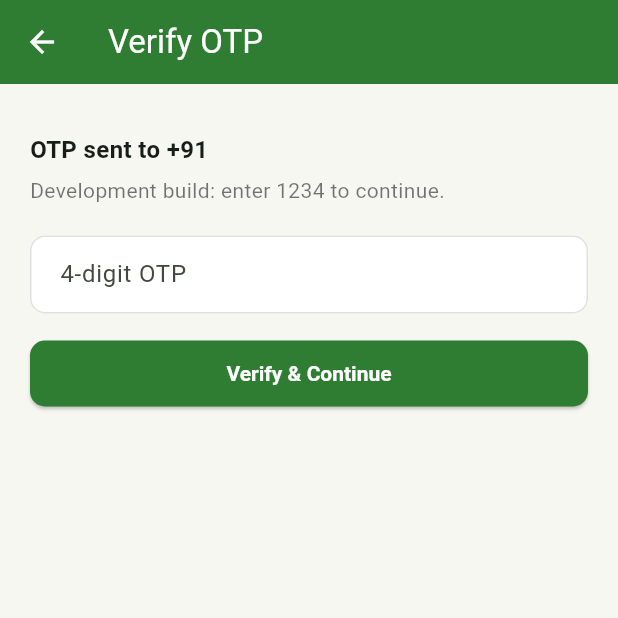
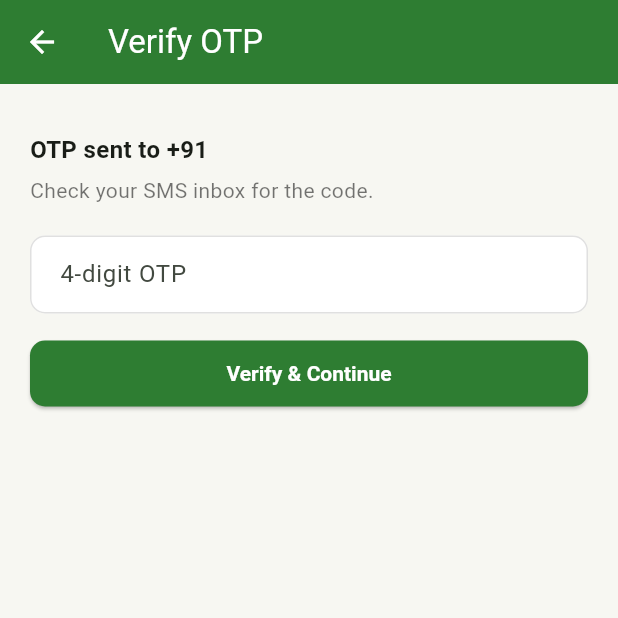
Before and after one commit to Neural-GPT/kirana_mandi_full, a Flutter app: the OtpScreen screen opened directly with empty values, on a phone screen of 412 x 824 dp, the top half of it. Run offline on Flutter 3.47's test engine with Material 3 defaults, Android fonts, the phone set to English and light mode, and no system bars; our stand-ins replace connectivity_plus, fl_chart, geolocator, shared_preferences, sqflite; accounts and stored records are empty.

Commit message:
dev mode app

```diff
--- a/kirana_marketplace/lib/core/routing/app_router.dart
+++ b/kirana_marketplace/lib/core/routing/app_router.dart
@@ -50,6 +50,7 @@ class AppRouter {
             phone: args['phone'] as String,
             role: args['role'] as String,
             name: args['name'] as String?,
+            debugOtp: args['debugOtp'] as String?,
           ),
         );
 
--- a/kirana_marketplace/lib/features/authentication/auth_controller.dart
+++ b/kirana_marketplace/lib/features/authentication/auth_controller.dart
@@ -63,12 +63,12 @@ class AuthController extends ChangeNotifier {
     notifyListeners();
   }
 
-  Future<void> sendOtp(String phone) async {
+  Future<String?> sendOtp(String phone) async {
     _busy = true;
     _error = null;
     notifyListeners();
     try {
-      await _authRepository.sendOtp(phone);
+      return await _authRepository.sendOtp(phone);
     } finally {
       _busy = false;
       notifyListeners();
--- a/kirana_marketplace/lib/features/authentication/otp_screen.dart
+++ b/kirana_marketplace/lib/features/authentication/otp_screen.dart
@@ -1,7 +1,6 @@
 import 'package:flutter/material.dart';
 import 'package:provider/provider.dart';
 import '../../core/constants/app_constants.dart';
-import '../../core/constants/env_config.dart';
 import '../../core/utils/validators.dart';
 import '../../data/repositories/shop_repository.dart';
 import 'auth_controller.dart';
@@ -10,7 +9,18 @@ class OtpScreen extends StatefulWidget {
   final String phone;
   final String role;
   final String? name;
-  const OtpScreen({super.key, required this.phone, required this.role, this.name});
+  // Populated when the backend couldn't/didn't send a real SMS (its
+  // textbee credentials aren't configured) and handed the code back
+  // directly instead -- see HttpAuthRepository.sendOtp. Null means a
+  // real SMS should have gone out.
+  final String? debugOtp;
+  const OtpScreen({
+    super.key,
+    required this.phone,
+    required this.role,
+    this.name,
+    this.debugOtp,
+  });
 
   @override
   State<OtpScreen> createState() => _OtpScreenState();
@@ -19,6 +29,16 @@ class OtpScreen extends StatefulWidget {
 class _OtpScreenState extends State<OtpScreen> {
   final _formKey = GlobalKey<FormState>();
   final _otpController = TextEditingController();
+
+  @override
+  void initState() {
+    super.initState();
+    // Dev-mode convenience: pre-fill the code the backend handed back so
+    // there's nothing to copy-paste. Still fully editable/visible.
+    if (widget.debugOtp != null) {
+      _otpController.text = widget.debugOtp!;
+    }
+  }
 
   @override
   void dispose() {
@@ -89,11 +109,38 @@ class _OtpScreenState extends State<OtpScreen> {
                       const TextStyle(fontSize: 16, fontWeight: FontWeight.w600)),
               const SizedBox(height: 6),
               Text(
-                EnvConfig.useTextbeeOtp
+                widget.debugOtp == null
                     ? 'Check your SMS inbox for the code.'
-                    : 'Development build: enter 1234 to continue.',
+                    : 'Dev mode: no SMS gateway is configured, so the code is shown below instead of being texted.',
                 style: const TextStyle(color: Colors.black54),
               ),
+              if (widget.debugOtp != null) ...[
+                const SizedBox(height: 16),
+                Container(
+                  width: double.infinity,
+                  padding: const EdgeInsets.symmetric(vertical: 14, horizontal: 16),
+                  decoration: BoxDecoration(
+                    color: Colors.amber.shade50,
+                    borderRadius: BorderRadius.circular(10),
+                    border: Border.all(color: Colors.amber.shade300),
+                  ),
+                  child: Row(
+                    children: [
+                      Icon(Icons.info_outline, color: Colors.amber.shade800, size: 20),
+                      const SizedBox(width: 10),
+                      Text(
+                        'Your OTP: ${widget.debugOtp}',
+                        style: TextStyle(
+                          fontSize: 18,
+                          fontWeight: FontWeight.bold,
+                          letterSpacing: 2,
+                          color: Colors.amber.shade900,
+                        ),
+                      ),
+                    ],
+                  ),
+                ),
+              ],
               const SizedBox(height: 20),
               TextFormField(
                 controller: _otpController,
--- a/kirana_marketplace/lib/features/authentication/phone_entry_screen.dart
+++ b/kirana_marketplace/lib/features/authentication/phone_entry_screen.dart
@@ -26,11 +26,12 @@ class _PhoneEntryScreenState extends State<PhoneEntryScreen> {
     if (!_formKey.currentState!.validate()) return;
     final auth = context.read<AuthController>();
     final phone = _phoneController.text.trim();
-    await auth.sendOtp(phone);
+    final debugOtp = await auth.sendOtp(phone);
     if (!mounted) return;
     Navigator.pushNamed(context, '/otp', arguments: {
       'phone': phone,
       'role': widget.role,
+      'debugOtp': debugOtp,
     });
   }
 
--- a/kirana_marketplace/lib/features/customer/customer_login_screen.dart
+++ b/kirana_marketplace/lib/features/customer/customer_login_screen.dart
@@ -32,12 +32,13 @@ class _CustomerLoginScreenState extends State<CustomerLoginScreen> {
     final auth = context.read<AuthController>();
     final phone = _phoneController.text.trim();
     final name = _nameController.text.trim();
-    await auth.sendOtp(phone);
+    final debugOtp = await auth.sendOtp(phone);
     if (!mounted) return;
     Navigator.pushNamed(context, '/otp', arguments: {
       'phone': phone,
       'role': AppConstants.roleCustomer,
       'name': name,
+      'debugOtp': debugOtp,
     });
   }
 
```
Also changed, not shown: kirana_marketplace/lib/data/remote/http_auth_repository.dart (+5 -6 lines), kirana_marketplace/lib/data/repositories/auth_repository.dart (+6 -5 lines), kirana_marketplace/lib/features/shopkeeper/shop_setup_screen.dart (+11 -2 lines), 1 other file.
